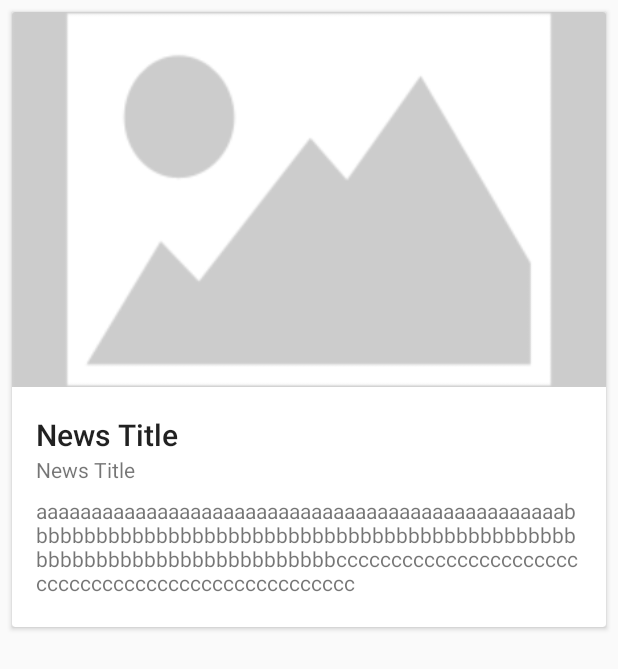
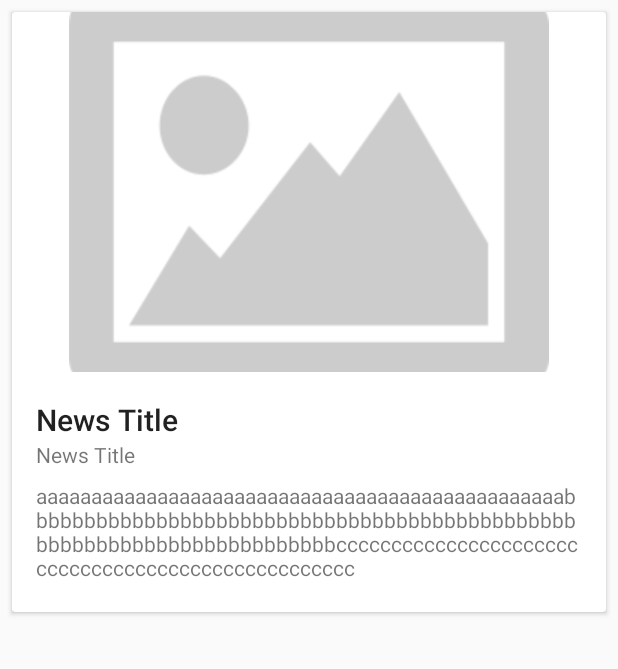
Before and after one commit to RachmanForniandi/ExiaNewsApp_V2, an Android app: the layout item_news.xml on its own in the app's theme, with its tools: preview values and no code run, on a phone screen of 412 x 824 dp. Shown: the top 669 px of the screen. Run offline under Robolectric (Android 15) with nearby library versions, the phone set to English and light mode, and no system bars.

Commit message:
implementasi recyclerview dengan dummy data online(belum dengan API)

```diff
--- a/app/src/main/AndroidManifest.xml
+++ b/app/src/main/AndroidManifest.xml
@@ -1,6 +1,8 @@
 <?xml version="1.0" encoding="utf-8"?>
 <manifest xmlns:android="http://schemas.android.com/apk/res/android"
     package="com.example.exianewsappv2">
+
+    <uses-permission android:name="android.permission.INTERNET"/>
 
     <application
         android:allowBackup="true"
--- a/app/src/main/res/layout/activity_main.xml
+++ b/app/src/main/res/layout/activity_main.xml
@@ -10,6 +10,6 @@
     <android.support.v7.widget.RecyclerView
         android:id="@+id/list_of_news"
         android:layout_width="match_parent"
-        android:layout_height="match_parent"></android.support.v7.widget.RecyclerView>
+        android:layout_height="match_parent"/>
 
 </RelativeLayout>
--- a/app/src/main/res/layout/item_news.xml
+++ b/app/src/main/res/layout/item_news.xml
@@ -18,8 +18,10 @@
 
             <ImageView
                 android:id="@+id/img_news"
-                android:layout_width="match_parent"
-                android:layout_height="wrap_content"
+                android:layout_width="320dp"
+                android:layout_height="240dp"
+                app:layout_constraintStart_toStartOf="parent"
+                app:layout_constraintEnd_toEndOf="parent"
                 android:scaleType="centerCrop"
                 android:src="@drawable/placeholder"
                 app:layout_constraintTop_toTopOf="parent"/>
```
Also changed, not shown: app/src/main/java/com/example/exianewsappv2/MainActivity.java (+18 -0 lines).
